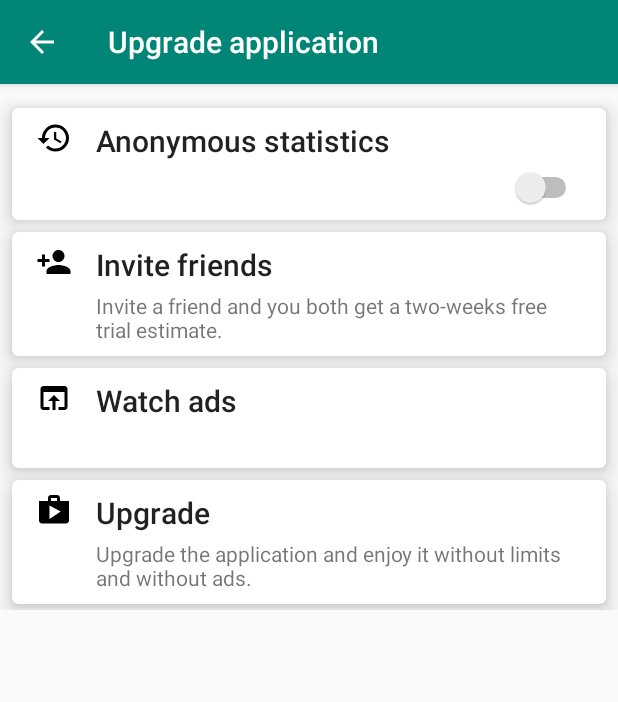
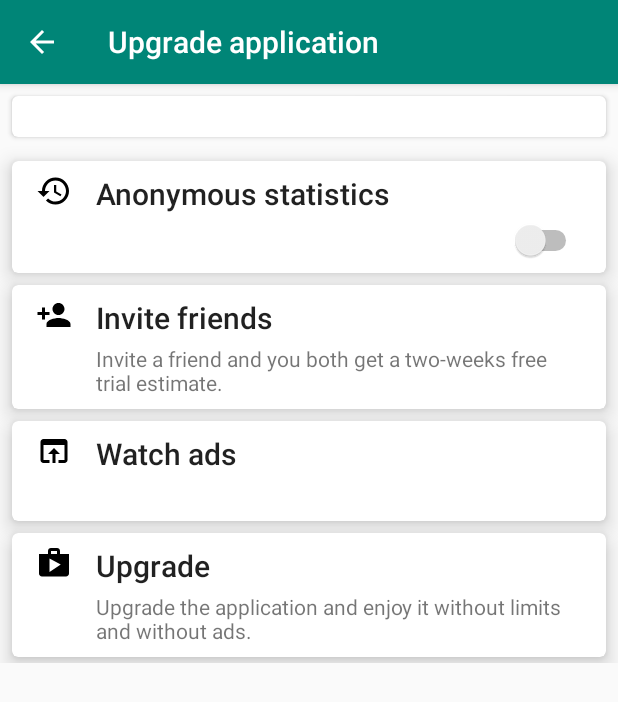
Before and after one commit to SergeyMSSDevLab/BaseLibrary, an Android app: the BaseUpgradeActivity screen opened directly, with no data from a screen before it, on a phone screen of 412 x 824 dp. Shown: the top 702 px of the screen. Run offline under Robolectric (Android 15) with nearby library versions, the phone set to English and light mode, and no system bars; our stand-ins replace AdMob, data binding; 12 statements that could not run were skipped.

```diff
--- a/baselib/src/main/java/com/mssdevlab/baselib/upgrade/BaseUpgradeActivityViewModel.java
+++ b/baselib/src/main/java/com/mssdevlab/baselib/upgrade/BaseUpgradeActivityViewModel.java
@@ -1,18 +1,27 @@
 package com.mssdevlab.baselib.upgrade;
 
+import android.content.res.Resources;
 import android.util.Log;
 import android.view.View;
 import android.widget.Switch;
 
 import com.google.android.gms.ads.reward.RewardItem;
 import com.google.android.gms.ads.reward.RewardedVideoAdListener;
+import com.mssdevlab.baselib.ApplicationMode.AppMode;
 import com.mssdevlab.baselib.ApplicationMode.AppModeManager;
 import com.mssdevlab.baselib.ApplicationMode.ApplicationData;
+import com.mssdevlab.baselib.BaseApplication;
 import com.mssdevlab.baselib.R;
 import com.mssdevlab.baselib.common.Event;
 
+import java.text.DateFormat;
+import java.util.Date;
+
+import androidx.annotation.Nullable;
 import androidx.lifecycle.LiveData;
+import androidx.lifecycle.MediatorLiveData;
 import androidx.lifecycle.MutableLiveData;
+import androidx.lifecycle.Observer;
 import androidx.lifecycle.Transformations;
 import androidx.lifecycle.ViewModel;
 
@@ -20,13 +29,46 @@ public class BaseUpgradeActivityViewModel extends ViewModel implements RewardedV
     private static final String LOG_TAG = "UpgradeViewModel";
 
     private final MutableLiveData<Event<RewardedVideoEvent>> mShowRewardedvideo = new MutableLiveData<>();
+    private final MutableLiveData<Boolean> mRewardedVideoLoaded = new MutableLiveData<>();
+    private final MediatorLiveData<String> mCurModeText = new MediatorLiveData<>();
 
-    private final MutableLiveData<Boolean> mRewardedVideoLoaded = new MutableLiveData<>();
+    private final String[] mAppModeNames;
+    private final String mExpireName;
 
     public BaseUpgradeActivityViewModel() {
         Log.v(LOG_TAG, "Constructor");
         this.mRewardedVideoLoaded.setValue(false);
         this.mShowRewardedvideo.setValue(new Event<>(RewardedVideoEvent.RELOAD));
+
+        Resources res = BaseApplication.getInstance().getResources();
+        this.mAppModeNames = res.getStringArray(R.array.bl_common_app_mode_array);
+        this.mExpireName = res.getString(R.string.bl_upgrade_expire_time);
+
+        mCurModeText.addSource(ApplicationData.getApplicationMode(), appMode -> {
+            composeModeText(appMode, ApplicationData.getExpireTime().getValue());
+        });
+        mCurModeText.addSource(ApplicationData.getExpireTime(), expireTime -> {
+            composeModeText(ApplicationData.getCurrentApplicationMode(), expireTime);
+        });
+    }
+
+    private void composeModeText(@Nullable AppMode mode, @Nullable Long expireTime){
+        if (mode == null){
+            mode = AppMode.MODE_DEMO;
+        }
+        String curModeText = this.mAppModeNames[mode.ordinal()];
+        Long nowMS = System.currentTimeMillis();
+        if (expireTime != null && nowMS < expireTime){
+            curModeText += ", " + this.mExpireName + " " +
+            DateFormat
+                    .getDateTimeInstance(DateFormat.SHORT, DateFormat.SHORT)
+                    .format(new Date(expireTime));
+        }
+        this.mCurModeText.setValue(curModeText);
+    }
+
+    public LiveData<String> getCurrentModeText(){
+        return mCurModeText;
     }
 
     public LiveData<Integer> getAllowTrackingText(){
--- a/baselib/src/main/res/layout/content_upgrade.xml
+++ b/baselib/src/main/res/layout/content_upgrade.xml
@@ -14,6 +14,34 @@
         android:paddingTop="@dimen/bl_item_spacing_vertical_4"
         android:paddingBottom="@dimen/bl_item_spacing_vertical_4"
         android:orientation="vertical">
+
+        <androidx.cardview.widget.CardView
+            android:layout_width="match_parent"
+            android:layout_height="wrap_content"
+            app:cardCornerRadius="@dimen/card_radius"
+            app:cardElevation="@dimen/card_elevation_low"
+            android:layout_marginStart="@dimen/bl_item_spacing_horizontal_2"
+            android:layout_marginLeft="@dimen/bl_item_spacing_horizontal_2"
+            android:layout_marginTop="@dimen/bl_item_spacing_vertical_4"
+            android:layout_marginBottom="@dimen/bl_item_spacing_vertical_4"
+            android:layout_marginEnd="@dimen/bl_item_spacing_horizontal_2"
+            android:layout_marginRight="@dimen/bl_item_spacing_horizontal_2">
+
+            <TextView
+                android:id="@+id/blUpgaModeTitle"
+                style="@style/TextAppearance.AppCompat.Title"
+                android:layout_width="match_parent"
+                android:layout_height="wrap_content"
+                android:gravity="center"
+                android:layout_marginEnd="@dimen/bl_item_spacing_horizontal"
+                android:layout_marginLeft="@dimen/bl_item_spacing_horizontal"
+                android:layout_marginRight="@dimen/bl_item_spacing_horizontal"
+                android:layout_marginStart="@dimen/bl_item_spacing_horizontal"
+                android:text="@{viewModelMain.currentModeText}"
+                tools:text="Free trial, expire: 31.10.2029"
+                />
+
+        </androidx.cardview.widget.CardView>
 
         <androidx.cardview.widget.CardView
             android:id="@+id/blUpgaCvBanner"
--- a/baselib/src/main/res/values/dimens.xml
+++ b/baselib/src/main/res/values/dimens.xml
@@ -18,4 +18,5 @@
 
     <dimen name="card_radius">4dp</dimen>
     <dimen name="card_elevation">8dp</dimen>
+    <dimen name="card_elevation_low">2dp</dimen>
 </resources>
--- a/baselib/src/main/res/values/strings.xml
+++ b/baselib/src/main/res/values/strings.xml
@@ -26,8 +26,8 @@
 
     <string-array name="bl_common_app_mode_array">
         <item>Demo</item>
-        <item>Free trial</item>
-        <item>Free no ads</item>
+        <item>Trial</item>
+        <item>No ads</item>
         <item>Pro</item>
     </string-array>
 
@@ -57,9 +57,10 @@
     <string name="bl_upgrade_invite_title">Invite friends</string>
     <string name="bl_upgrade_invite_value">Invite a friend and you both get a two-weeks free trial estimate.</string>
     <string name="bl_upgrade_see_ads_title">Watch ads</string>
-    <string name="bl_upgrade_see_ads_value">Click here and view an ad to get free 12 hours without ads and limits.</string>
-    <string name="bl_upgrade_see_ads_value_not_loaded">Click here and view an ad to get free 12 hours without ads and limits.\n<font fgcolor='red'>Please wait until ad is loading.</font></string>
+    <string name="bl_upgrade_see_ads_value">Click here and view an ad to get free hours without ads and limits.</string>
+    <string name="bl_upgrade_see_ads_value_not_loaded">Click here and view an ad to get free hours without ads and limits.\n<font fgcolor='red'>Please wait until ad is loading.</font></string>
     <string name="bl_upgrade_buy_title">Upgrade</string>
     <string name="bl_upgrade_buy_value">Upgrade the application and enjoy it without limits and without ads.</string>
+    <string name="bl_upgrade_expire_time">expire:</string>
 
 </resources>
```
Also changed, not shown: baselib/src/main/java/com/mssdevlab/baselib/ApplicationMode/AppModeManager.java (+9 -2 lines).
